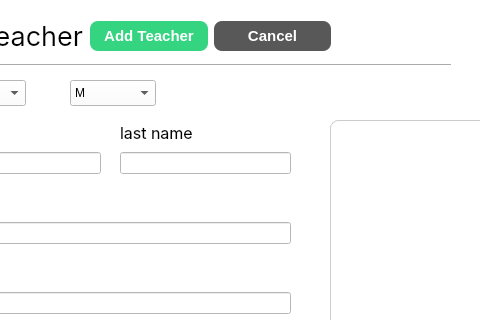
First picture: the form in School_System/ui/AddTeacherDialog.ui, repository KasperJack/School-Management-System, before the edit; both pictures show x 100 to 580 and y 0 to 320 of the 738 by 456 pixel window.
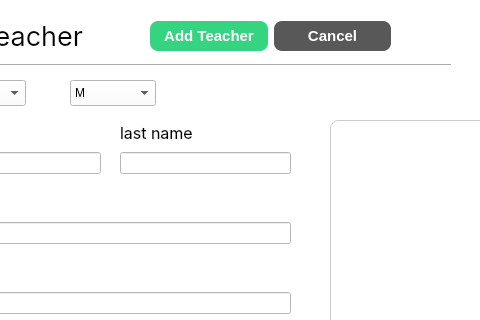
Second picture: the form after the edit.

The edit to the form file:
```diff
--- a/School_System/ui/AddTeacherDialog.ui
+++ b/School_System/ui/AddTeacherDialog.ui
@@ -80,7 +80,7 @@
   <widget class="QWidget" name="layoutWidget">
    <property name="geometry">
     <rect>
-     <x>190</x>
+     <x>250</x>
      <y>20</y>
      <width>241</width>
      <height>32</height>
```
